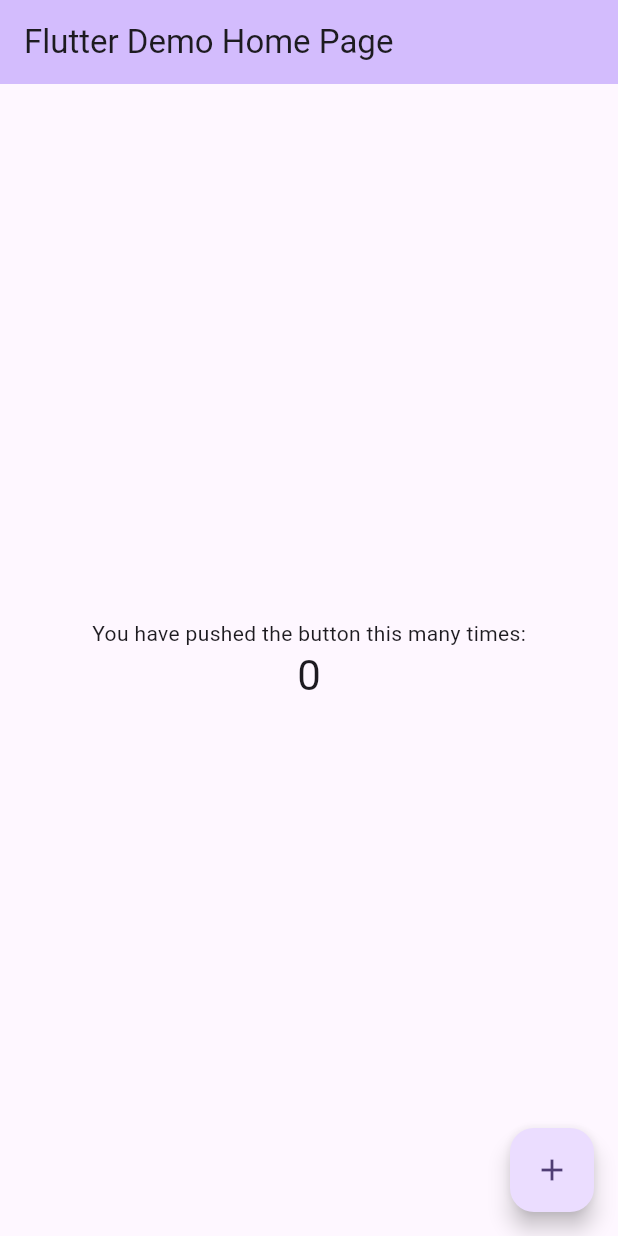
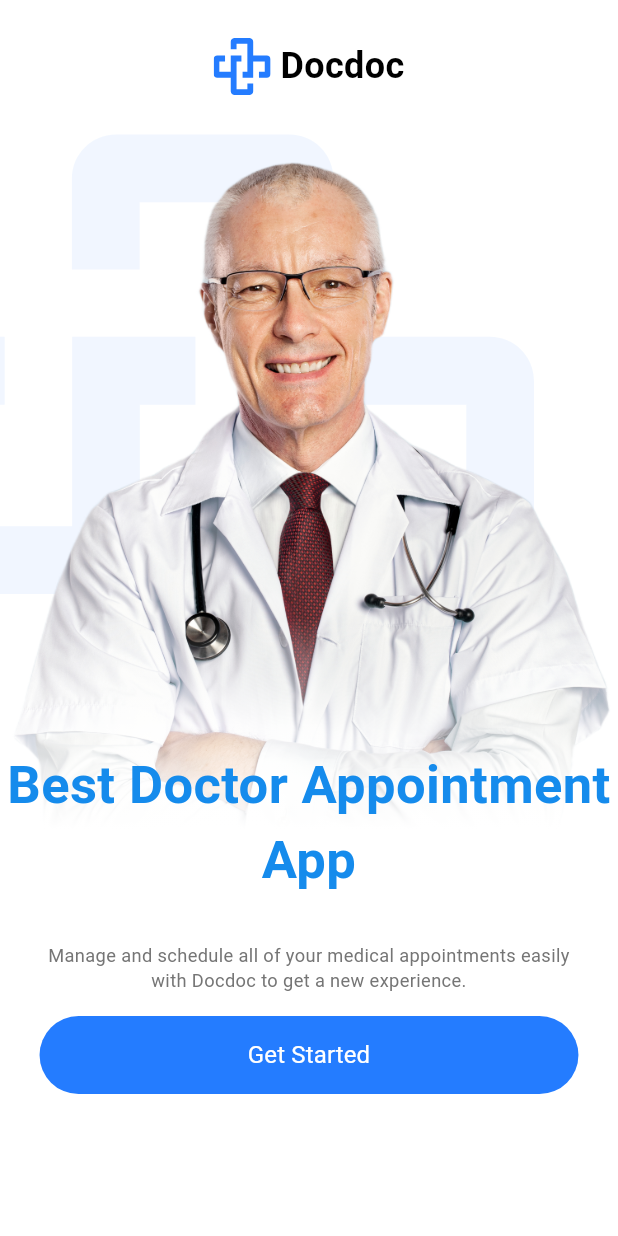
Before and after one commit to rimonnnn/doc_time_project, a Flutter app: the screen it shows after launch, on a phone screen of 412 x 824 dp. Run offline on Flutter 3.47's test engine with Material 3 defaults, Android fonts, the phone set to English and light mode, and no system bars; our stand-ins replace flutter_screenutil, flutter_svg.

Commit message:
- added images & svgs folders for assets - added flutter_svg & added flutter_screenutil - made a file for doc app client - added navigation extension - added routing folder that containsrouter class and router file - added colors & text style - added empty login screen - added onbording screen

```diff
--- /dev/null
+++ b/doc_time/lib/core/helpers/extentions.dart
@@ -0,0 +1,25 @@
+import 'package:flutter/material.dart';
+
+extension Navigation on BuildContext {
+  Future<dynamic> pushNamed(String routeName, {Object? arguments}) {
+    return Navigator.of(this).pushNamed(routeName, arguments: arguments);
+  }
+
+  Future<dynamic> pushReplacementNamed(String routeName, {Object? arguments}) {
+    return Navigator.of(
+      this,
+    ).pushReplacementNamed(routeName, arguments: arguments);
+  }
+
+  Future<dynamic> pushNamedAndRemoveUntil(
+    String routeName, {
+    Object? arguments,
+    required RoutePredicate predicate,
+  }) {
+    return Navigator.of(
+      this,
+    ).pushNamedAndRemoveUntil(routeName, predicate, arguments: arguments);
+  }
+
+  void pop() => Navigator.of(this).pop();
+}
--- /dev/null
+++ b/doc_time/lib/core/routing/app_router.dart
@@ -0,0 +1,27 @@
+import 'package:doc_time/features/login/ui/login_screen.dart';
+import 'package:doc_time/features/onbording/onbording_screen.dart';
+import 'package:flutter/material.dart';
+// ignore: unused_import
+import 'package:doc_time/core/routing/routes.dart';
+
+class Routes {
+  static const String onBordingScreen = "/onbording";
+  static const String loginScreen = "/login";
+}
+
+class AppRouter {
+  Route generateRoute(RouteSettings settings) {
+    switch (settings.name) {
+      case Routes.onBordingScreen:
+        return MaterialPageRoute(builder: (_) => const OnbordingScreen());
+      case Routes.loginScreen:
+        return MaterialPageRoute(builder: (_) => const LoginScreen());
+      default:
+        return MaterialPageRoute(
+          builder: (_) => Scaffold(
+            body: Center(child: Text("No route defined for ${settings.name} ")),
+          ),
+        );
+    }
+  }
+}
--- /dev/null
+++ b/doc_time/lib/core/routing/routes.dart
@@ -0,0 +1,4 @@
+class Routers {
+  static const String onBoardingScreen = '/onBoardingScreen';
+  static const String loginScreen = '/loginScreen';
+}
--- /dev/null
+++ b/doc_time/lib/core/theming/colors.dart
@@ -0,0 +1,6 @@
+import 'package:flutter/material.dart';
+
+class ColorsManager {
+  static const Color mainBlue = Color(0xFF247CFF);
+  static const Color gray = Color(0xFF757575);
+}
--- /dev/null
+++ b/doc_time/lib/core/theming/styles.dart
@@ -0,0 +1,23 @@
+import 'package:doc_time/core/theming/colors.dart';
+import 'package:flutter/material.dart';
+import 'package:flutter_screenutil/flutter_screenutil.dart';
+
+class AppTextStyles {
+  static TextStyle font24Black700Widget = TextStyle(
+    fontSize: 24.sp,
+    fontWeight: FontWeight.w700,
+    color: Colors.black,
+  );
+
+  static TextStyle font32BlueBold = TextStyle(
+    fontSize: 32.sp,
+    fontWeight: FontWeight.bold,
+    color: ColorsManager.mainBlue,
+  );
+
+  static TextStyle font13GrayRegular = TextStyle(
+    fontSize: 13.sp,
+    fontWeight: FontWeight.normal,
+    color: ColorsManager.gray,
+  );
+}
--- /dev/null
+++ b/doc_time/lib/doc_app.dart
@@ -0,0 +1,27 @@
+import 'package:doc_time/core/routing/app_router.dart';
+import 'package:doc_time/core/theming/colors.dart';
+import 'package:flutter/material.dart';
+import 'package:flutter_screenutil/flutter_screenutil.dart';
+
+class DocApp extends StatelessWidget {
+  final AppRouter appRouter;
+  const DocApp({super.key, required this.appRouter});
+
+  @override
+  Widget build(BuildContext context) {
+    return ScreenUtilInit(
+      designSize: const Size(375, 812),
+      minTextAdapt: true,
+      child: MaterialApp(
+        title: "Doc App",
+        theme: ThemeData(
+          primaryColor: ColorsManager.mainBlue,
+          scaffoldBackgroundColor: Colors.white,
+        ),
+        debugShowCheckedModeBanner: false,
+        initialRoute: Routes.onBordingScreen,
+        onGenerateRoute: appRouter.generateRoute,
+      ),
+    );
+  }
+}
--- /dev/null
+++ b/doc_time/lib/features/login/ui/login_screen.dart
@@ -0,0 +1,14 @@
+import 'package:flutter/material.dart';
+
+class LoginScreen extends StatelessWidget {
+  const LoginScreen({super.key});
+
+  @override
+  Widget build(BuildContext context) {
+    return Scaffold(
+      appBar: AppBar(title: Text("Login screen")),
+
+      body: Center(child: Text("Login Screen is working")),
+    );
+  }
+}
--- /dev/null
+++ b/doc_time/lib/features/onbording/onbording_screen.dart
@@ -0,0 +1,48 @@
+import 'package:doc_time/core/theming/colors.dart';
+import 'package:doc_time/features/onbording/widgets/doc_logo_and_name.dart';
+import 'package:doc_time/features/onbording/widgets/doctor_image_and_text.dart';
+import 'package:doc_time/features/onbording/widgets/get_started_botton.dart';
+import 'package:flutter/material.dart';
+import 'package:flutter_screenutil/flutter_screenutil.dart';
+
+class OnbordingScreen extends StatelessWidget {
+  const OnbordingScreen({super.key});
+
+  @override
+  Widget build(BuildContext context) {
+    return Scaffold(
+      body: SafeArea(
+        child: SingleChildScrollView(
+          child: Padding(
+            padding: EdgeInsets.only(top: 24.h, bottom: 24.h),
+            child: Column(
+              children: [
+                const DocLogoAndName(),
+                SizedBox(height: 25.h),
+                const DoctorImageAndText(),
+                Padding(
+                  padding: EdgeInsets.symmetric(horizontal: 24.w),
+                  child: Column(
+                    children: [
+                      Text(
+                        "Manage and schedule all of your medical appointments easily with Docdoc to get a new experience.",
+                        textAlign: TextAlign.center,
+                        style: TextStyle(
+                          fontSize: 12.sp,
+                          fontWeight: FontWeight.normal,
+                          color: ColorsManager.gray,
+                        ),
+                      ),
+                      SizedBox(height: 15.h),
+                      const GetStartedBotton(),
+                    ],
+                  ),
+                ),
+              ],
+            ),
+          ),
+        ),
+      ),
+    );
+  }
+}
--- /dev/null
+++ b/doc_time/lib/features/onbording/widgets/doc_logo_and_name.dart
@@ -0,0 +1,28 @@
+import 'package:flutter/material.dart';
+import 'package:flutter_screenutil/flutter_screenutil.dart';
+import 'package:flutter_svg/flutter_svg.dart';
+// ignore: unused_import
+import 'package:doc_time/core/theming/styles.dart';
+
+class DocLogoAndName extends StatelessWidget {
+  const DocLogoAndName({super.key});
+
+  @override
+  Widget build(BuildContext context) {
+    return Row(
+      mainAxisAlignment: MainAxisAlignment.center,
+      children: [
+        SvgPicture.asset("assets/svgs/docdoc_logo.svg"),
+        SizedBox(width: 5.w),
+        Text(
+          "Docdoc",
+          style: TextStyle(
+            fontSize: 24,
+            fontWeight: FontWeight.w700,
+            color: Colors.black,
+          ),
+        ),
+      ],
+    );
+  }
+}
--- /dev/null
+++ b/doc_time/lib/features/onbording/widgets/doctor_image_and_text.dart
@@ -0,0 +1,40 @@
+import 'package:flutter/material.dart';
+import 'package:flutter_svg/svg.dart';
+
+class DoctorImageAndText extends StatelessWidget {
+  const DoctorImageAndText({super.key});
+
+  @override
+  Widget build(BuildContext context) {
+    return Stack(
+      children: [
+        SvgPicture.asset("assets/svgs/docdoc_logo_low_opacity.svg"),
+        Container(
+          foregroundDecoration: BoxDecoration(
+            gradient: LinearGradient(
+              colors: [Colors.white, Colors.white.withOpacity(0.0)],
+              begin: Alignment.bottomCenter,
+              end: Alignment.topCenter,
+              stops: const [0.14, 0.4],
+            ),
+          ),
+          child: Image.asset("assets/images/onbording_doctor.png"),
+        ),
+        Positioned(
+          bottom: 30,
+          left: 0,
+          right: 0,
+          child: Text(
+            "Best Doctor Appointment App",
+            textAlign: TextAlign.center,
+            style: TextStyle(
+              fontSize: 35,
+              fontWeight: FontWeight.bold,
+              color: const Color.fromARGB(255, 21, 139, 236),
+            ),
+          ),
+        ),
+      ],
+    );
+  }
+}
--- /dev/null
+++ b/doc_time/lib/features/onbording/widgets/get_started_botton.dart
@@ -0,0 +1,31 @@
+import 'package:doc_time/core/helpers/extentions.dart';
+import 'package:doc_time/core/routing/app_router.dart';
+import 'package:doc_time/core/theming/colors.dart';
+import 'package:flutter/material.dart';
+
+class GetStartedBotton extends StatelessWidget {
+  const GetStartedBotton({super.key});
+
+  @override
+  Widget build(BuildContext context) {
+    return TextButton(
+      onPressed: () {
+        context.pushNamed(Routes.loginScreen);
+      },
+      style: ButtonStyle(
+        backgroundColor: WidgetStateProperty.all(ColorsManager.mainBlue),
+        tapTargetSize: MaterialTapTargetSize.shrinkWrap,
+        minimumSize: WidgetStateProperty.all(const Size(double.infinity, 52)),
+      ),
+
+      child: Text(
+        "Get Started",
+        style: TextStyle(
+          fontSize: 16,
+          fontWeight: FontWeight.normal,
+          color: Colors.white,
+        ),
+      ),
+    );
+  }
+}
--- a/doc_time/lib/main.dart
+++ b/doc_time/lib/main.dart
@@ -1,123 +1,7 @@
+import 'package:doc_time/core/routing/app_router.dart';
+import 'package:doc_time/doc_app.dart';
 import 'package:flutter/material.dart';
 
 void main() {
-  runApp(const MyApp());
+  runApp(DocApp(appRouter: AppRouter()));
 }
-
-class MyApp extends StatelessWidget {
-  const MyApp({super.key});
-
-  // This widget is the root of your application.
-  @override
-  Widget build(BuildContext context) {
-    return MaterialApp(
-      debugShowCheckedModeBanner: false,
-      title: 'Flutter Demo',
-      theme: ThemeData(
-        // This is the theme of your application.
-        //
-        // TRY THIS: Try running your application with "flutter run". You'll see
-        // the application has a purple toolbar. Then, without quitting the app,
-        // try changing the seedColor in the colorScheme below to Colors.green
-        // and then invoke "hot reload" (save your changes or press the "hot
-        // reload" button in a Flutter-supported IDE, or press "r" if you used
-        // the command line to start the app).
-        //
-        // Notice that the counter didn't reset back to zero; the application
-        // state is not lost during the reload. To reset the state, use hot
-        // restart instead.
-        //
-        // This works for code too, not just values: Most code changes can be
-        // tested with just a hot reload.
-        colorScheme: ColorScheme.fromSeed(seedColor: Colors.deepPurple),
-      ),
-      home: const MyHomePage(title: 'Flutter Demo Home Page'),
-    );
-  }
-}
-
-class MyHomePage extends StatefulWidget {
-  const MyHomePage({super.key, required this.title});
-
-  // This widget is the home page of your application. It is stateful, meaning
-  // that it has a State object (defined below) that contains fields that affect
-  // how it looks.
-
-  // This class is the configuration for the state. It holds the values (in this
-  // case the title) provided by the parent (in this case the App widget) and
-  // used by the build method of the State. Fields in a Widget subclass are
-  // always marked "final".
-
-  final String title;
-
-  @override
-  State<MyHomePage> createState() => _MyHomePageState();
-}
-
-class _MyHomePageState extends State<MyHomePage> {
-  int _counter = 0;
-
-  void _incrementCounter() {
-    setState(() {
-      // This call to setState tells the Flutter framework that something has
-      // changed in this State, which causes it to rerun the build method below
-      // so that the display can reflect the updated values. If we changed
-      // _counter without calling setState(), then the build method would not be
-      // called again, and so nothing would appear to happen.
-      _counter++;
-    });
-  }
-
-  @override
-  Widget build(BuildContext context) {
-    // This method is rerun every time setState is called, for instance as done
-    // by the _incrementCounter method above.
-    //
-    // The Flutter framework has been optimized to make rerunning build methods
-    // fast, so that you can just rebuild anything that needs updating rather
-    // than having to individually change instances of widgets.
-    return Scaffold(
-      appBar: AppBar(
-        // TRY THIS: Try changing the color here to a specific color (to
-        // Colors.amber, perhaps?) and trigger a hot reload to see the AppBar
-        // change color while the other colors stay the same.
-        backgroundColor: Theme.of(context).colorScheme.inversePrimary,
-        // Here we take the value from the MyHomePage object that was created by
-        // the App.build method, and use it to set our appbar title.
-        title: Text(widget.title),
-      ),
-      body: Center(
-        // Center is a layout widget. It takes a single child and positions it
-        // in the middle of the parent.
-        child: Column(
-          // Column is also a layout widget. It takes a list of children and
-          // arranges them vertically. By default, it sizes itself to fit its
-          // children horizontally, and tries to be as tall as its parent.
-          //
-          // Column has various properties to control how it sizes itself and
-          // how it positions its children. Here we use mainAxisAlignment to
-          // center the children vertically; the main axis here is the vertical
-          // axis because Columns are vertical (the cross axis would be
-          // horizontal).
-          //
-          // TRY THIS: Invoke "debug painting" (choose the "Toggle Debug Paint"
-          // action in the IDE, or press "p" in the console), to see the
-          // wireframe for each widget.
-          mainAxisAlignment: MainAxisAlignment.center,
-          children: <Widget>[
-            const Text('You have pushed the button this many times:'),
-            Text(
-              '$_counter',
-              style: Theme.of(context).textTheme.headlineMedium,
-            ),
-          ],
-        ),
-      ),
-      floatingActionButton: FloatingActionButton(
-        onPressed: _incrementCounter,
-        tooltip: 'Increment',
-        child: const Icon(Icons.add),
-      ), // This trailing comma makes auto-formatting nicer for build methods.
-    );
-  }
-}
```
Also changed, not shown: doc_time/pubspec.yaml (+7 -3 lines), doc_time/assets/images/onbording_doctor.png (added), doc_time/assets/svgs/docdoc_logo.svg (added), doc_time/assets/svgs/docdoc_logo_low_opacity.svg (added), doc_time/pubspec.lock, 1 other file.
